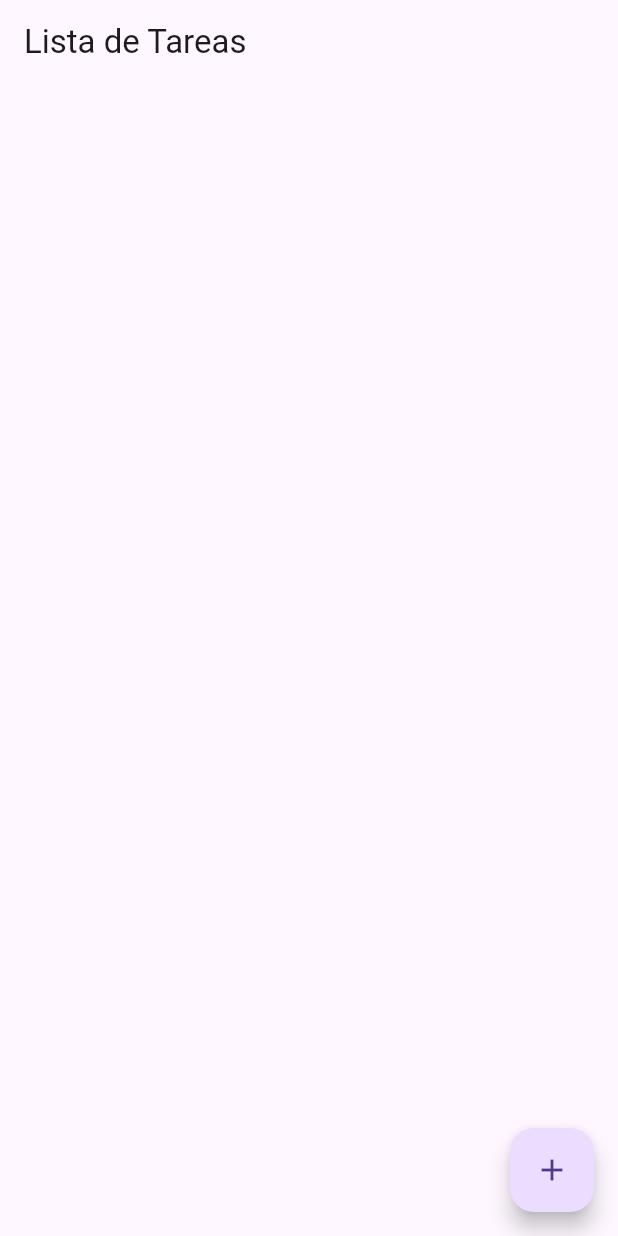
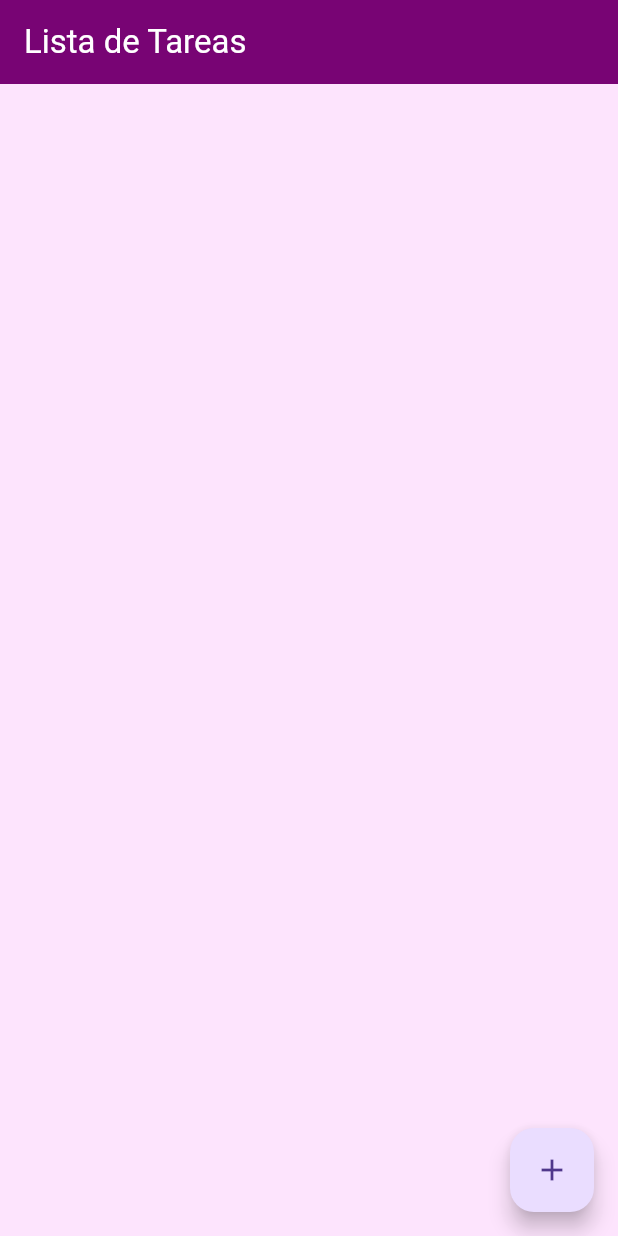
Before and after one commit to Mamnuu/To_Do_App, a Flutter app: the screen it shows after launch, on a phone screen of 412 x 824 dp. Run offline on Flutter 3.47's test engine with Material 3 defaults, Android fonts, the phone set to English and light mode, and no system bars.

Commit message:
Fix: Cambios UI

```diff
--- a/lib/main.dart
+++ b/lib/main.dart
@@ -9,6 +9,12 @@ class MyApp extends StatelessWidget {
   @override
   Widget build(BuildContext context) {
     return MaterialApp(
+      theme: ThemeData(
+        scaffoldBackgroundColor: Color.fromARGB(239, 253, 226, 253),
+        appBarTheme: const AppBarTheme(
+          backgroundColor: Color.fromARGB(253, 119, 2, 115),
+        ),
+      ),
       debugShowCheckedModeBanner: false,
       home: TaskView(),
     );
--- a/lib/views/taskView.dart
+++ b/lib/views/taskView.dart
@@ -13,7 +13,7 @@ class _TaskViewState extends State<TaskView> {
   Widget build(BuildContext context) {
     return Scaffold(
       appBar: AppBar(
-        title: Text('Lista de Tareas'),
+        title: Text('Lista de Tareas', style: TextStyle(color: Colors.white)),
       ),
       body: ListView.builder(
         itemCount: _todoController.todos.length,
```
